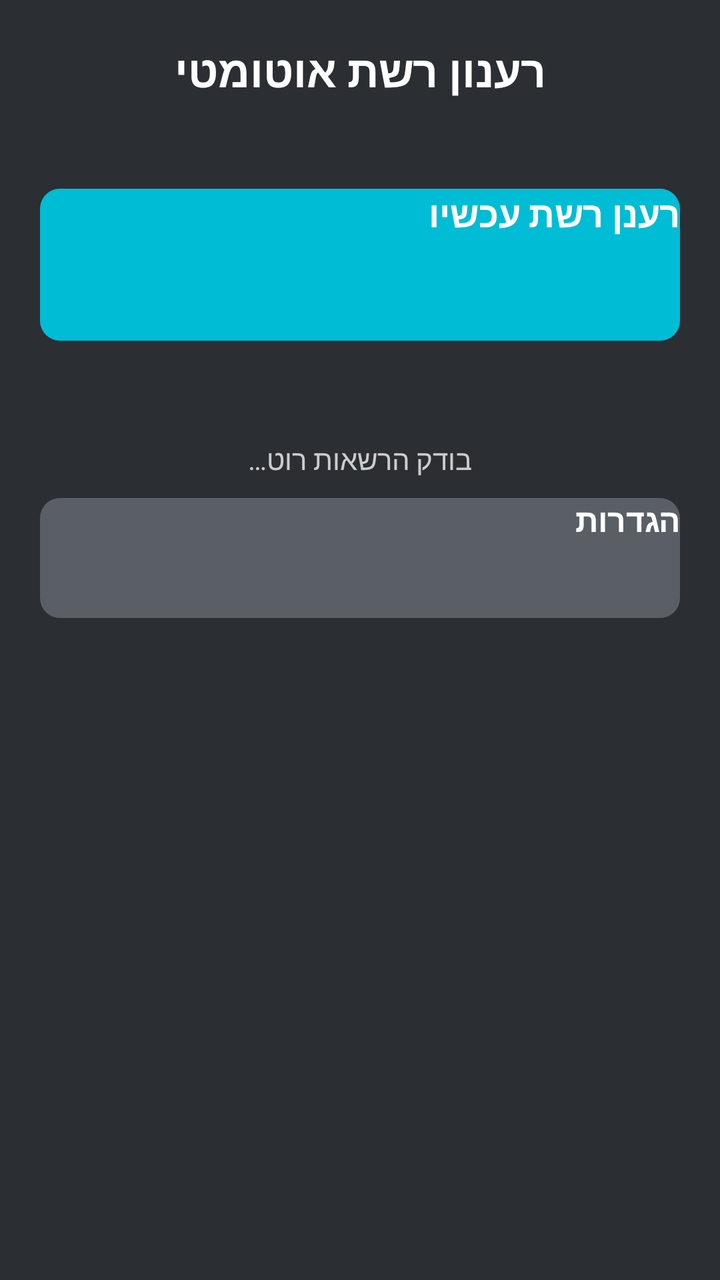
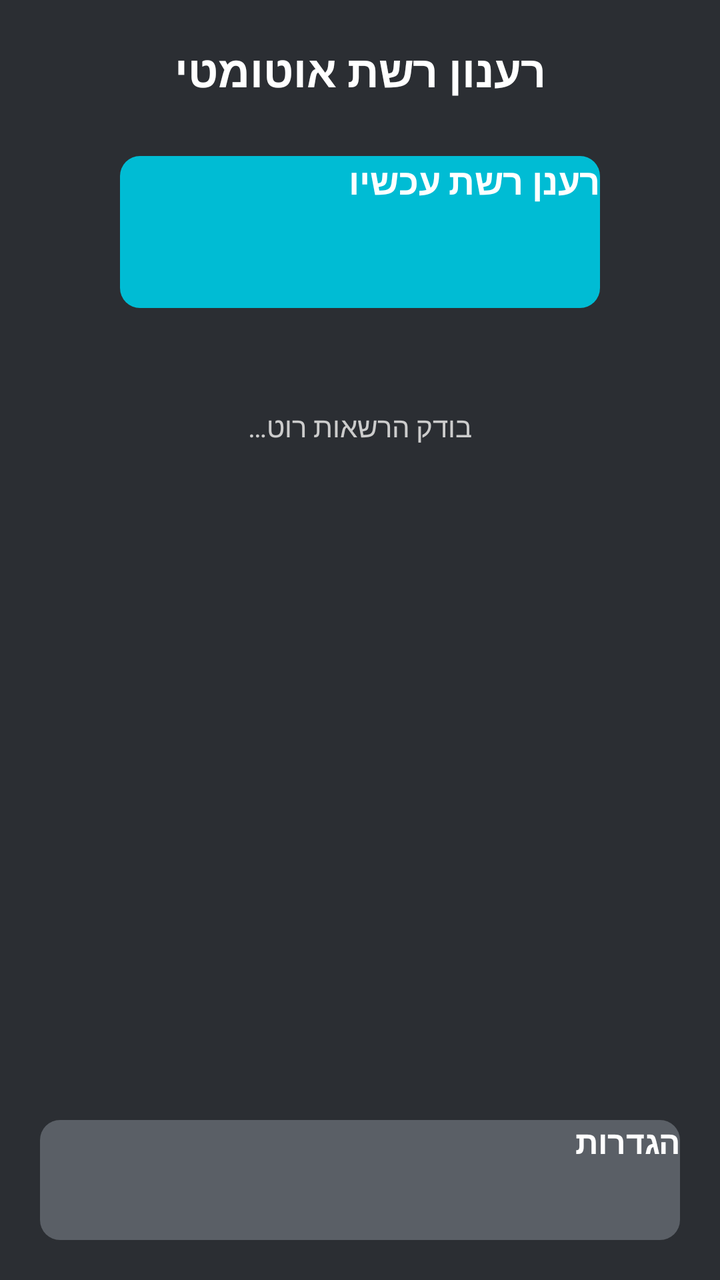

The first picture is an Android layout as it rendered before a commit; the second is the same layout after the commit. The layout source and the unified diff follow.
<!-- AndroidManifest.xml: application theme AppTheme -->
<!-- res/layout/activity_main.xml -->
<?xml version="1.0" encoding="utf-8"?>
<ScrollView xmlns:android="http://schemas.android.com/apk/res/android"
    android:layout_width="match_parent"
    android:layout_height="match_parent"
    android:fillViewport="true"
    android:background="?attr/colorBgMain">

    <LinearLayout
        android:layout_width="match_parent"
        android:layout_height="wrap_content"
        android:orientation="vertical"
        android:paddingLeft="20dp"
        android:paddingRight="20dp"
        android:paddingTop="20dp"
        android:paddingBottom="20dp">

        <TextView
            android:id="@+id/headerTitle"
            android:layout_width="match_parent"
            android:layout_height="wrap_content"
            android:text="@string/app_name"
            android:textColor="?attr/colorTextPrimary"
            android:textSize="22sp"
            android:textStyle="bold"
            android:gravity="center"
            android:paddingBottom="2dp" />

        
        <TextView
            android:id="@+id/versionText"
            android:layout_width="match_parent"
            android:layout_height="wrap_content"
            android:text=""
            android:textColor="?attr/colorTextSecondary"
            android:textSize="12sp"
            android:gravity="center"
            android:paddingBottom="26dp" />

        
        <Button
            android:id="@+id/btnManualRefresh"
            android:layout_width="match_parent"
            android:layout_height="76dp"
            android:background="@drawable/bg_button_primary"
            android:text="@string/manual_refresh_button"
            android:textColor="@color/text_white"
            android:textSize="18sp"
            android:textStyle="bold"
            android:focusable="true"
            android:focusableInTouchMode="false" />

        <TextView
            android:id="@+id/manualRefreshStatusText"
            android:layout_width="match_parent"
            android:layout_height="wrap_content"
            android:text=""
            android:textColor="?attr/colorTextSecondary"
            android:textSize="13sp"
            android:gravity="center"
            android:paddingTop="8dp"
            android:paddingBottom="24dp" />

        
        <TextView
            android:id="@+id/rootStatusText"
            android:layout_width="match_parent"
            android:layout_height="wrap_content"
            android:text="@string/root_status_checking"
            android:textColor="?attr/colorTextSecondary"
            android:textSize="14sp"
            android:gravity="center"
            android:paddingBottom="10dp" />

        
        <Button
            android:id="@+id/btnSettings"
            android:layout_width="match_parent"
            android:layout_height="60dp"
            android:background="@drawable/bg_toggle_off"
            android:text="@string/settings_button"
            android:textColor="@color/text_white"
            android:textSize="16sp"
            android:textStyle="bold"
            android:focusable="true"
            android:focusableInTouchMode="false" />

    </LinearLayout>
</ScrollView>
<!-- resources referenced by this layout -->
<resources>
  <color name="text_white">#FFFFFFFF</color>
  <!-- drawable bg_button_primary (drawable) -->
  <?xml version="1.0" encoding="utf-8"?>
  <selector xmlns:android="http://schemas.android.com/apk/res/android">
  
      <item android:state_focused="true">
          <shape android:shape="rectangle">
              <corners android:radius="10dp" />
              <solid android:color="@color/accent_teal" />
              <stroke android:width="3dp" android:color="@color/focus_green" />
          </shape>
      </item>
  
      <item android:state_pressed="true">
          <shape android:shape="rectangle">
              <corners android:radius="10dp" />
              <solid android:color="@color/accent_teal" />
              <stroke android:width="3dp" android:color="@color/focus_green" />
          </shape>
      </item>
  
      <item>
          <shape android:shape="rectangle">
              <corners android:radius="10dp" />
              <solid android:color="@color/accent_teal" />
          </shape>
      </item>
  
  </selector>
  <!-- drawable bg_toggle_off (drawable) -->
  <?xml version="1.0" encoding="utf-8"?>
  <selector xmlns:android="http://schemas.android.com/apk/res/android">
  
      <item android:state_focused="true">
          <shape android:shape="rectangle">
              <corners android:radius="10dp" />
              <solid android:color="@color/toggle_off_gray" />
              <stroke android:width="3dp" android:color="@color/focus_green" />
          </shape>
      </item>
  
      <item android:state_pressed="true">
          <shape android:shape="rectangle">
              <corners android:radius="10dp" />
              <solid android:color="@color/toggle_off_gray" />
              <stroke android:width="3dp" android:color="@color/focus_green" />
          </shape>
      </item>
  
      <item>
          <shape android:shape="rectangle">
              <corners android:radius="10dp" />
              <solid android:color="@color/toggle_off_gray" />
          </shape>
      </item>
  
  </selector>
  <string name="app_name">רענון רשת אוטומטי</string>
  <string name="manual_refresh_button">רענן רשת עכשיו</string>
  <string name="root_status_checking">בודק הרשאות רוט…</string>
  <string name="settings_button">הגדרות</string>
  <style name="AppTheme" parent="android:Theme">
          <item name="android:windowNoTitle">true</item>
          <item name="colorBgMain">@color/bg_dark</item>
          <item name="colorHeaderBg">@color/header_black</item>
          <item name="colorAccent">@color/accent_teal</item>
          <item name="colorTextPrimary">@color/text_white</item>
          <item name="colorTextSecondary">@color/text_light_gray</item>
          <item name="colorRowBg">@color/row_gray</item>
          <item name="colorDivider">@color/divider_gray</item>
          <item name="colorButtonText">@color/text_white</item>
      </style>
  <color name="accent_teal">#FF00BCD4</color>
  <color name="focus_green">@android:color/holo_green_light</color>
  <color name="toggle_off_gray">#FF5A5F66</color>
  <color name="bg_dark">#FF2B2E33</color>
  <color name="header_black">#FF000000</color>
  <color name="text_light_gray">#FFCCCCCC</color>
  <color name="row_gray">#FF3A3E44</color>
  <color name="divider_gray">#FF444444</color>
</resources>

<!-- the commit's change to res/layout/activity_main.xml (unified diff, before → after) -->
@@ -1,88 +1,87 @@
 <?xml version="1.0" encoding="utf-8"?>
-<ScrollView xmlns:android="http://schemas.android.com/apk/res/android"
+<LinearLayout xmlns:android="http://schemas.android.com/apk/res/android"
     android:layout_width="match_parent"
     android:layout_height="match_parent"
-    android:fillViewport="true"
+    android:orientation="vertical"
     android:background="?attr/colorBgMain">
 
-    <LinearLayout
+    <ScrollView
         android:layout_width="match_parent"
-        android:layout_height="wrap_content"
-        android:orientation="vertical"
-        android:paddingLeft="20dp"
-        android:paddingRight="20dp"
-        android:paddingTop="20dp"
-        android:paddingBottom="20dp">
+        android:layout_height="0dp"
+        android:layout_weight="1"
+        android:fillViewport="true">
 
-        <TextView
-            android:id="@+id/headerTitle"
+        <LinearLayout
             android:layout_width="match_parent"
             android:layout_height="wrap_content"
-            android:text="@string/app_name"
-            android:textColor="?attr/colorTextPrimary"
-            android:textSize="22sp"
-            android:textStyle="bold"
-            android:gravity="center"
-            android:paddingBottom="2dp" />
+            android:orientation="vertical"
+            android:gravity="center_horizontal"
+            android:paddingLeft="20dp"
+            android:paddingRight="20dp"
+            android:paddingTop="20dp"
+            android:paddingBottom="16dp">
 
-        
-        <TextView
-            android:id="@+id/versionText"
-            android:layout_width="match_parent"
-            android:layout_height="wrap_content"
-            android:text=""
-            android:textColor="?attr/colorTextSecondary"
-            android:textSize="12sp"
-            android:gravity="center"
-            android:paddingBottom="26dp" />
+            <TextView
+                android:id="@+id/headerTitle"
+                android:layout_width="match_parent"
+                android:layout_height="wrap_content"
+                android:text="@string/app_name"
+                android:textColor="?attr/colorTextPrimary"
+                android:textSize="22sp"
+                android:textStyle="bold"
+                android:gravity="center"
+                android:paddingBottom="28dp" />
 
-        
-        <Button
-            android:id="@+id/btnManualRefresh"
-            android:layout_width="match_parent"
-            android:layout_height="76dp"
-            android:background="@drawable/bg_button_primary"
-            android:text="@string/manual_refresh_button"
-            android:textColor="@color/text_white"
-            android:textSize="18sp"
-            android:textStyle="bold"
-            android:focusable="true"
-            android:focusableInTouchMode="false" />
+            
+            <Button
+                android:id="@+id/btnManualRefresh"
+                android:layout_width="240dp"
+                android:layout_height="76dp"
+                android:layout_gravity="center_horizontal"
+                android:background="@drawable/bg_button_primary"
+                android:text="@string/manual_refresh_button"
+                android:textColor="@color/text_white"
+                android:textSize="18sp"
+                android:textStyle="bold"
+                android:focusable="true"
+                android:focusableInTouchMode="false" />
 
-        <TextView
-            android:id="@+id/manualRefreshStatusText"
-            android:layout_width="match_parent"
-            android:layout_height="wrap_content"
-            android:text=""
-            android:textColor="?attr/colorTextSecondary"
-            android:textSize="13sp"
-            android:gravity="center"
-            android:paddingTop="8dp"
-            android:paddingBottom="24dp" />
+            <TextView
+                android:id="@+id/manualRefreshStatusText"
+                android:layout_width="match_parent"
+                android:layout_height="wrap_content"
+                android:text=""
+                android:textColor="?attr/colorTextSecondary"
+                android:textSize="13sp"
+                android:gravity="center"
+                android:paddingTop="8dp"
+                android:paddingBottom="24dp" />
 
-        
-        <TextView
-            android:id="@+id/rootStatusText"
-            android:layout_width="match_parent"
-            android:layout_height="wrap_content"
-            android:text="@string/root_status_checking"
-            android:textColor="?attr/colorTextSecondary"
-            android:textSize="14sp"
-            android:gravity="center"
-            android:paddingBottom="10dp" />
+            <TextView
+                android:id="@+id/rootStatusText"
+                android:layout_width="match_parent"
+                android:layout_height="wrap_content"
+                android:text="@string/root_status_checking"
+                android:textColor="?attr/colorTextSecondary"
+                android:textSize="14sp"
+                android:gravity="center" />
 
-        
-        <Button
-            android:id="@+id/btnSettings"
-            android:layout_width="match_parent"
-            android:layout_height="60dp"
-            android:background="@drawable/bg_toggle_off"
-            android:text="@string/settings_button"
-            android:textColor="@color/text_white"
-            android:textSize="16sp"
-            android:textStyle="bold"
-            android:focusable="true"
-            android:focusableInTouchMode="false" />
+        </LinearLayout>
+    </ScrollView>
 
-    </LinearLayout>
-</ScrollView>
+    
+    <Button
+        android:id="@+id/btnSettings"
+        android:layout_width="match_parent"
+        android:layout_height="60dp"
+        android:layout_margin="20dp"
+        android:layout_marginTop="6dp"
+        android:background="@drawable/bg_toggle_off"
+        android:text="@string/settings_button"
+        android:textColor="@color/text_white"
+        android:textSize="16sp"
+        android:textStyle="bold"
+        android:focusable="true"
+        android:focusableInTouchMode="false" />
+
+</LinearLayout>
